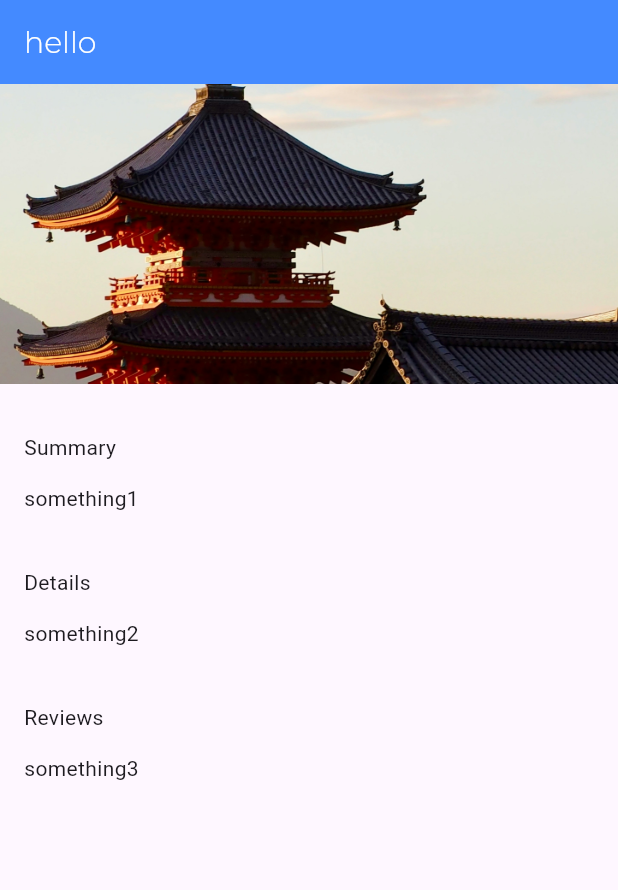
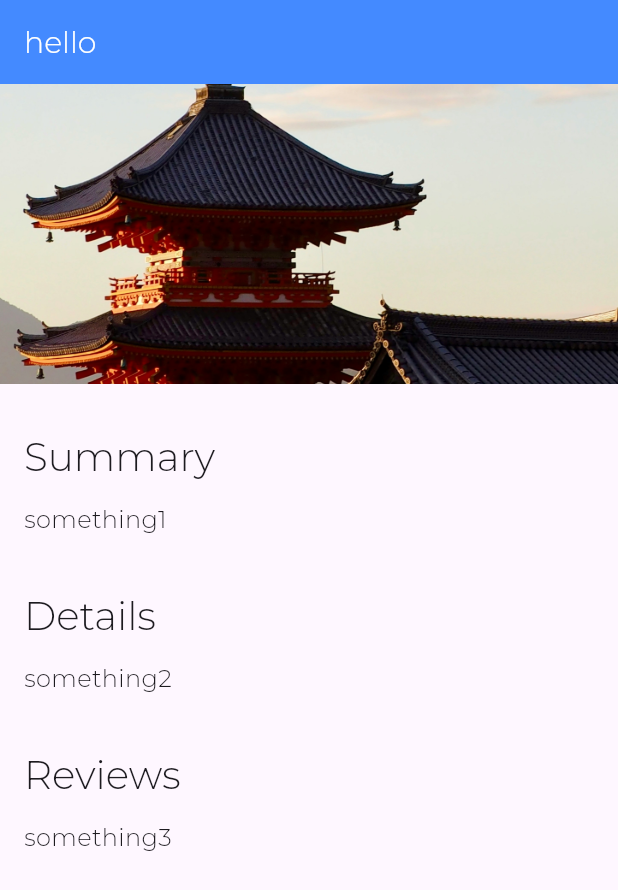
Before and after one commit to AzrilYusuf/tourismandco, a Flutter app: the screen it shows after launch, on a phone screen of 412 x 824 dp. Shown: the top 890 px of the screen. Run offline on Flutter 3.47's test engine with Material 3 defaults, Android fonts, the phone set to English and light mode, and no system bars; our stand-ins replace google_fonts.

Commit message:
feat(app, style, & text_section): Set textTheme in app.dart; Create titleTextStyle and bodyTextStyle in style.dart; Implement the theme using Theme.of(context) in text_section.

```diff
--- a/lib/app.dart
+++ b/lib/app.dart
@@ -10,9 +10,15 @@ class MyApp extends StatelessWidget {
   Widget build(BuildContext context) {
     return MaterialApp(
       home: LocationDetail(),
-      theme: ThemeData( // This is how to set the theme of the application
-        appBarTheme: AppBarTheme( // Set the theme of the app bar
-          titleTextStyle: fontNameDefault.copyWith(fontSize: mediumTextSize, fontWeight: FontWeight.w300),
+      theme: ThemeData(
+        // This is how to set the theme of the application
+        appBarTheme: AppBarTheme(
+          // Set the theme of the app bar
+          titleTextStyle: appBarTextStyle,
+        ),
+        textTheme: TextTheme(
+          titleLarge: titleTextStyle,
+          bodyMedium: bodyTextStyle,
         ),
       ),
     );
--- a/lib/screens/location_detail/text_section.dart
+++ b/lib/screens/location_detail/text_section.dart
@@ -16,11 +16,11 @@ class TextSection extends StatelessWidget {
       children: [
         Container(
           padding: const EdgeInsets.fromLTRB(_hPadding, 32.0, _hPadding, 4.0),
-          child: Text(_title),
+          child: Text(_title, style: Theme.of(context).textTheme.titleLarge), // Theme.of(context) is used to access the theme of the current context
         ),
         Container(
           padding: const EdgeInsets.fromLTRB(_hPadding, 10.0, _hPadding, 4.0),
-          child: Text(_body),
+          child: Text(_body, style: Theme.of(context).textTheme.bodyMedium),
         ),
       ],
     );
--- a/lib/style.dart
+++ b/lib/style.dart
@@ -8,3 +8,18 @@ const mediumTextSize = 20.0;
 const bodyTextSize = 16.0;
 
 TextStyle fontNameDefault = GoogleFonts.montserrat();
+
+TextStyle appBarTextStyle = fontNameDefault.copyWith(
+  fontSize: mediumTextSize,
+  fontWeight: FontWeight.w300,
+);
+
+TextStyle titleTextStyle = fontNameDefault.copyWith(
+  fontSize: largeTextSize,
+  fontWeight: FontWeight.w300,
+);
+
+TextStyle bodyTextStyle = fontNameDefault.copyWith(
+  fontSize: bodyTextSize,
+  fontWeight: FontWeight.w300,
+);
```
